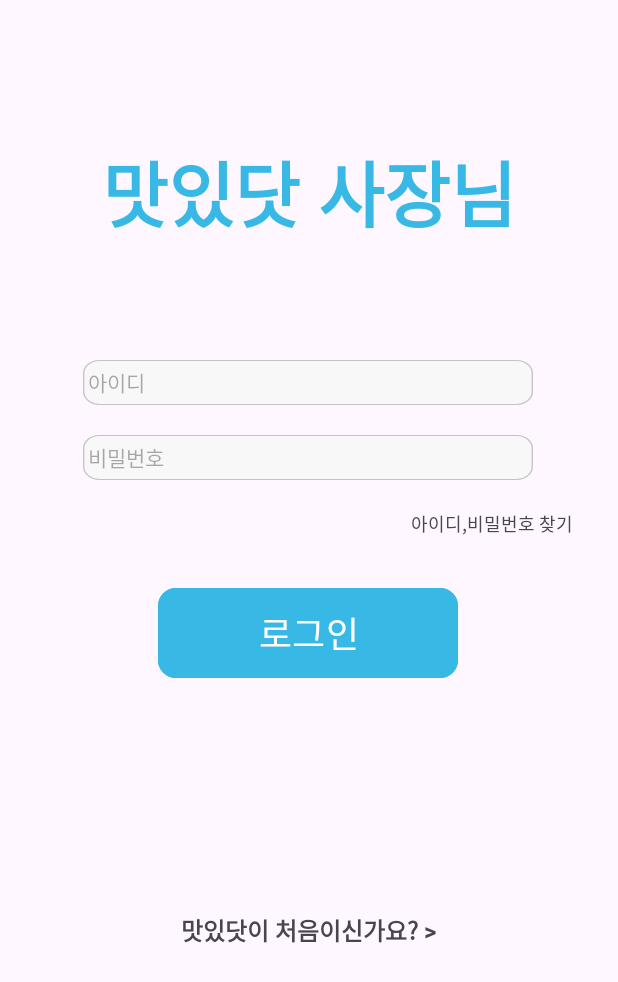
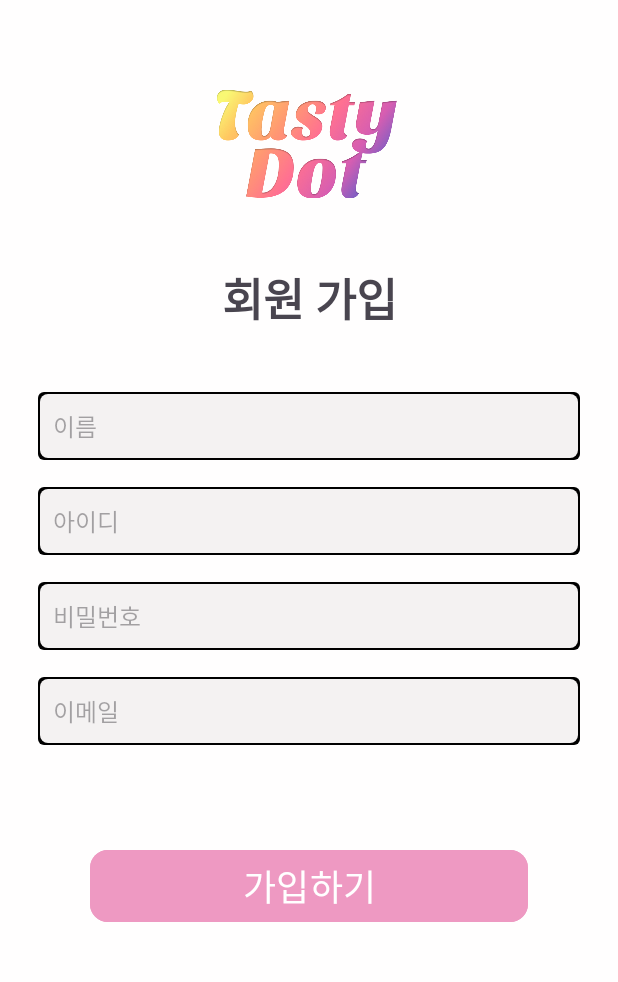
Before and after one commit to semyeong04/TastyDot_, an Android app: the screen it shows after launch (MainActivity before the commit, JoinActivity after it), on a phone screen of 412 x 824 dp. Shown: the top 982 px of the screen. Run offline under Robolectric (Android 15) with nearby library versions, the phone set to English and light mode, and no system bars.

Commit message:
박세명 회원가입, 쿠폰발급 프론트 커밋

```diff
--- /dev/null
+++ b/app/src/main/java/com/project/project3/controller/JoinActivity.java
@@ -0,0 +1,16 @@
+package com.project.project3.controller;
+
+import androidx.appcompat.app.AppCompatActivity;
+
+import android.os.Bundle;
+
+import com.project.project3.R;
+
+public class JoinActivity extends AppCompatActivity {
+
+    @Override
+    protected void onCreate(Bundle savedInstanceState) {
+        super.onCreate(savedInstanceState);
+        setContentView(R.layout.activity_join);
+    }
+}
--- a/app/src/main/java/com/project/project3/view/RegiAdapter.java
+++ b/app/src/main/java/com/project/project3/view/RegiAdapter.java
@@ -24,12 +24,13 @@ public class RegiAdapter extends RecyclerView.Adapter<RecyclerView.ViewHolder> {
     @Override
     public RecyclerView.ViewHolder onCreateViewHolder(@NonNull ViewGroup parent, int viewType) {
         View view = LayoutInflater.from(parent.getContext()).inflate(R.layout.price,parent,false);
-        ViewHolder
-        return null;
+        RegiViewHolder holder = new RegiViewHolder(view);
+        return holder;
     }
 
     @Override
     public void onBindViewHolder(@NonNull RecyclerView.ViewHolder holder, int position) {
+        RegiVO items = dataset.get(position);
 
     }
 
--- /dev/null
+++ b/app/src/main/res/drawable/et_line.xml
@@ -0,0 +1,27 @@
+<?xml version="1.0" encoding="utf-8"?>
+<layer-list xmlns:android="http://schemas.android.com/apk/res/android">
+
+
+    <item>
+        <shape android:shape="rectangle">
+            <solid android:color="#000000" />
+            <corners android:radius="4dp" />
+        </shape>
+
+    </item>
+
+    <item android:top = "1.5dp"
+        android:right= "1.5dp"
+        android:left="1.5dp"
+        android:bottom="1.5dp"
+        >
+
+        <shape android:shape="rectangle">
+            <solid android:color="#F4F2F2" />
+            <corners android:radius="5dp" />
+
+        </shape>
+
+    </item>
+
+</layer-list>
--- /dev/null
+++ b/app/src/main/res/layout/activity_join.xml
@@ -0,0 +1,125 @@
+<?xml version="1.0" encoding="utf-8"?>
+<androidx.constraintlayout.widget.ConstraintLayout xmlns:android="http://schemas.android.com/apk/res/android"
+    xmlns:app="http://schemas.android.com/apk/res-auto"
+    xmlns:tools="http://schemas.android.com/tools"
+    android:layout_width="match_parent"
+    android:layout_height="match_parent"
+    android:background="#FFFEFE"
+    tools:context=".controller.JoinActivity">
+
+    <ImageView
+        android:id="@+id/imageView"
+        android:layout_width="120dp"
+        android:layout_height="120dp"
+        android:layout_marginTop="36dp"
+        app:layout_constraintEnd_toEndOf="parent"
+        app:layout_constraintHorizontal_bias="0.496"
+        app:layout_constraintStart_toStartOf="parent"
+        app:layout_constraintTop_toTopOf="parent"
+        app:srcCompat="@drawable/tastydot" />
+
+    <EditText
+        android:id="@+id/etJoinId"
+        android:layout_width="0dp"
+        android:layout_height="45dp"
+        android:layout_marginTop="18dp"
+        android:background="@drawable/et_line"
+        android:ems="10"
+        android:fontFamily="@font/scdream3"
+        android:hint="아이디"
+        android:inputType="text"
+        android:outlineProvider="paddedBounds"
+        android:paddingLeft="10dp"
+        android:textSize="16sp"
+        app:layout_constraintEnd_toEndOf="@+id/etJoinName"
+        app:layout_constraintHorizontal_bias="1.0"
+        app:layout_constraintStart_toStartOf="@+id/etJoinName"
+        app:layout_constraintTop_toBottomOf="@+id/etJoinName" />
+
+    <EditText
+        android:id="@+id/etJoinPw"
+        android:layout_width="0dp"
+        android:layout_height="45dp"
+        android:layout_marginTop="18dp"
+        android:background="@drawable/et_line"
+        android:ems="10"
+        android:fontFamily="@font/scdream3"
+        android:hint="비밀번호"
+        android:inputType="textPassword"
+        android:outlineProvider="paddedBounds"
+        android:paddingLeft="10dp"
+        android:textSize="16sp"
+        app:layout_constraintEnd_toEndOf="@+id/etJoinId"
+        app:layout_constraintHorizontal_bias="1.0"
+        app:layout_constraintStart_toStartOf="@+id/etJoinId"
+        app:layout_constraintTop_toBottomOf="@+id/etJoinId" />
+
+    <EditText
+        android:id="@+id/etJoinName"
+        android:layout_width="0dp"
+        android:layout_height="45dp"
+        android:layout_marginLeft="25dp"
+        android:layout_marginTop="40dp"
+        android:layout_marginRight="25dp"
+        android:background="@drawable/et_line"
+        android:ems="10"
+        android:fontFamily="@font/scdream3"
+        android:hint="이름"
+        android:inputType="text"
+        android:outlineProvider="paddedBounds"
+        android:paddingLeft="10dp"
+        android:textSize="16sp"
+        app:layout_constraintEnd_toEndOf="parent"
+        app:layout_constraintStart_toStartOf="parent"
+        app:layout_constraintTop_toBottomOf="@+id/textView5" />
+
+    <EditText
+        android:id="@+id/etJoinEmail"
+        android:layout_width="0dp"
+        android:layout_height="45dp"
+        android:layout_marginTop="18dp"
+        android:background="@drawable/et_line"
+        android:ems="10"
+        android:fontFamily="@font/scdream3"
+        android:hint="이메일"
+        android:inputType="textEmailAddress"
+        android:outlineProvider="paddedBounds"
+        android:paddingLeft="10dp"
+        android:textSize="16sp"
+        app:layout_constraintEnd_toEndOf="@+id/etJoinPw"
+        app:layout_constraintStart_toStartOf="@+id/etJoinPw"
+        app:layout_constraintTop_toBottomOf="@+id/etJoinPw" />
+
+    <Button
+        android:id="@+id/btnJoin"
+        android:layout_width="0dp"
+        android:layout_height="wrap_content"
+        android:layout_marginLeft="60dp"
+        android:layout_marginTop="70dp"
+        android:layout_marginRight="60dp"
+        android:backgroundTint="#EE99C2"
+        android:fontFamily="@font/scdream4"
+        android:gravity="center"
+        android:insetTop="0dp"
+        android:insetBottom="0dp"
+        android:text="가입하기"
+        android:textSize="24sp"
+        app:cornerRadius="12dp"
+        app:layout_constraintEnd_toEndOf="parent"
+        app:layout_constraintStart_toStartOf="parent"
+        app:layout_constraintTop_toBottomOf="@+id/etJoinEmail" />
+
+    <TextView
+        android:id="@+id/textView5"
+        android:layout_width="wrap_content"
+        android:layout_height="wrap_content"
+        android:layout_marginTop="20dp"
+        android:fontFamily="@font/scdream3"
+        android:text="회원 가입"
+        android:textSize="30sp"
+        android:textStyle="bold"
+        app:layout_constraintEnd_toEndOf="parent"
+        app:layout_constraintStart_toStartOf="parent"
+        app:layout_constraintTop_toBottomOf="@+id/imageView" />
+
+</androidx.constraintlayout.widget.ConstraintLayout>
--- a/app/src/main/res/layout/activity_main.xml
+++ b/app/src/main/res/layout/activity_main.xml
@@ -22,13 +22,14 @@
     <EditText
         android:id="@+id/etId"
         android:layout_width="300dp"
-        android:layout_height="30dp"
+        android:layout_height="40dp"
         android:layout_marginTop="76dp"
         android:background="@drawable/text_circle"
-        android:elevation="4dp"
+        android:elevation="10dp"
         android:ems="10"
         android:hint=" 아이디"
         android:inputType="text"
+        android:outlineProvider="paddedBounds"
         android:textSize="14sp"
         app:layout_constraintEnd_toEndOf="parent"
         app:layout_constraintHorizontal_bias="0.495"
@@ -38,13 +39,14 @@
     <EditText
         android:id="@+id/etPw"
         android:layout_width="300dp"
-        android:layout_height="30dp"
+        android:layout_height="40dp"
         android:layout_marginTop="20dp"
         android:background="@drawable/text_circle"
         android:elevation="10dp"
         android:ems="10"
         android:hint=" 비밀번호"
         android:inputType="textPassword"
+        android:outlineProvider="paddedBounds"
         android:textSize="14sp"
         app:layout_constraintEnd_toEndOf="@+id/etId"
         app:layout_constraintHorizontal_bias="0.0"
@@ -84,7 +86,7 @@
         android:id="@+id/creatAc"
         android:layout_width="wrap_content"
         android:layout_height="wrap_content"
-        android:layout_marginTop="156dp"
+        android:layout_marginTop="128dp"
         android:text="맛있닷이 처음이신가요? >"
         android:textSize="16sp"
         android:textStyle="bold"
```
Also changed, not shown: app/src/main/AndroidManifest.xml (+7 -1 lines), app/src/main/java/com/project/project3/controller/AddCouponActivity.java (added, +16 -0 lines), app/src/main/java/com/project/project3/view/ItemClickListener.java (added, +7 -0 lines), app/src/main/java/com/project/project3/view/RegiViewHolder.java (+45 -1 lines), app/src/main/res/layout/activity_add_coupon.xml (added, +331 -0 lines), app/src/main/res/drawable/coupon.png (added).
